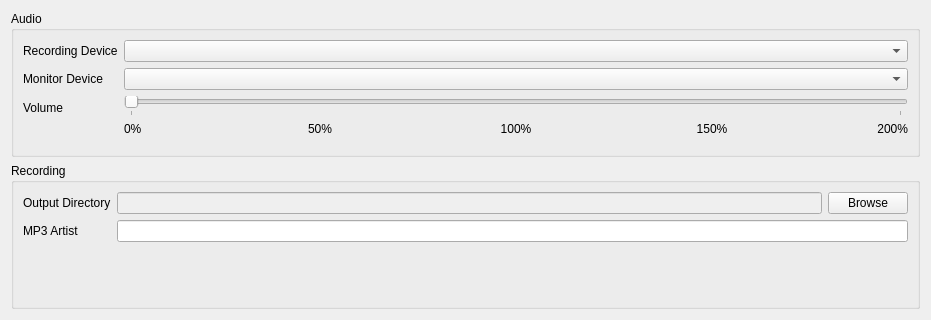
This is recording/recordingconfiguratorpane.ui in genosse-einhorn/FishyRecorder-lite as Qt 5 draws it before an edit. The edited form follows.
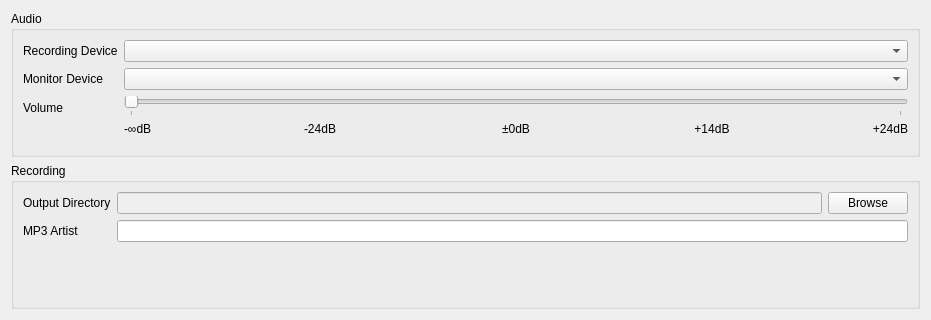
This is the edited form.

Commit message:
Volume slider: Use quartic scaling and +-dB labels
Audio volume really is a logarithmic metric and we should use
a logarithmic scale for it, but a quartic function is a close
enough approximation that should work ok in practice.

```diff
--- a/recording/recordingconfiguratorpane.ui
+++ b/recording/recordingconfiguratorpane.ui
@@ -81,14 +81,14 @@
           <item>
            <widget class="QLabel" name="label_9">
             <property name="text">
-             <string>0%</string>
+             <string>-∞dB</string>
             </property>
            </widget>
           </item>
           <item>
            <widget class="QLabel" name="label_8">
             <property name="text">
-             <string>50%</string>
+             <string>-24dB</string>
             </property>
             <property name="alignment">
              <set>Qt::AlignCenter</set>
@@ -98,7 +98,7 @@
           <item>
            <widget class="QLabel" name="label_7">
             <property name="text">
-             <string>100%</string>
+             <string>±0dB</string>
             </property>
             <property name="alignment">
              <set>Qt::AlignCenter</set>
@@ -108,7 +108,7 @@
           <item>
            <widget class="QLabel" name="label_6">
             <property name="text">
-             <string>150%</string>
+             <string>+14dB</string>
             </property>
             <property name="alignment">
              <set>Qt::AlignCenter</set>
@@ -118,7 +118,7 @@
           <item>
            <widget class="QLabel" name="label_5">
             <property name="text">
-             <string>200%</string>
+             <string>+24dB</string>
             </property>
             <property name="alignment">
              <set>Qt::AlignRight|Qt::AlignTrailing|Qt::AlignVCenter</set>
```
The commit also changes 1 other file.
